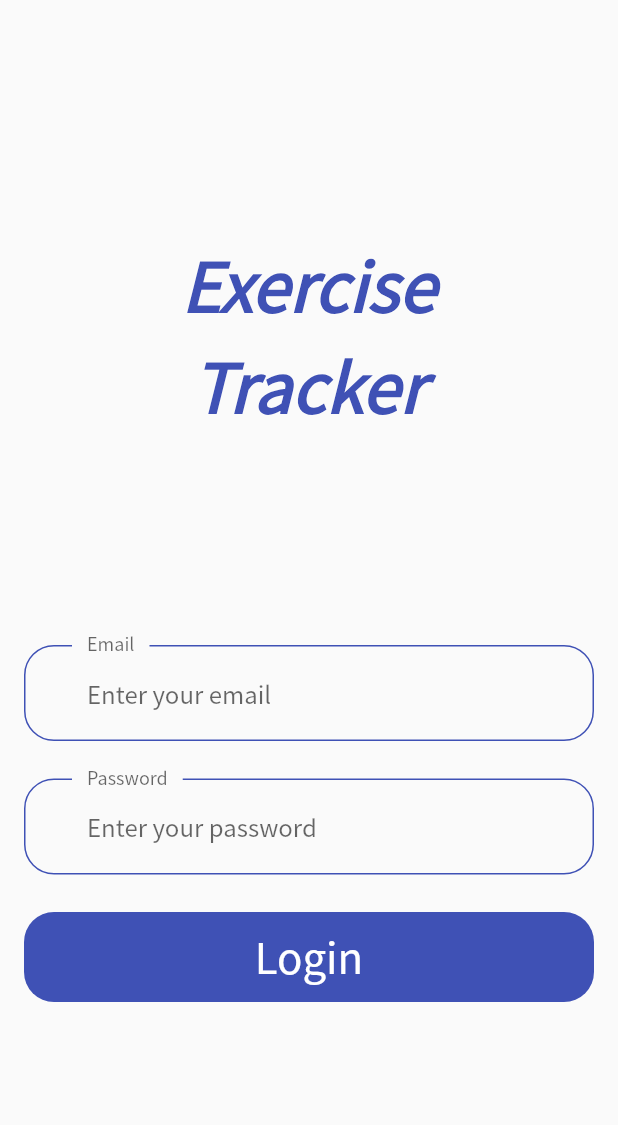
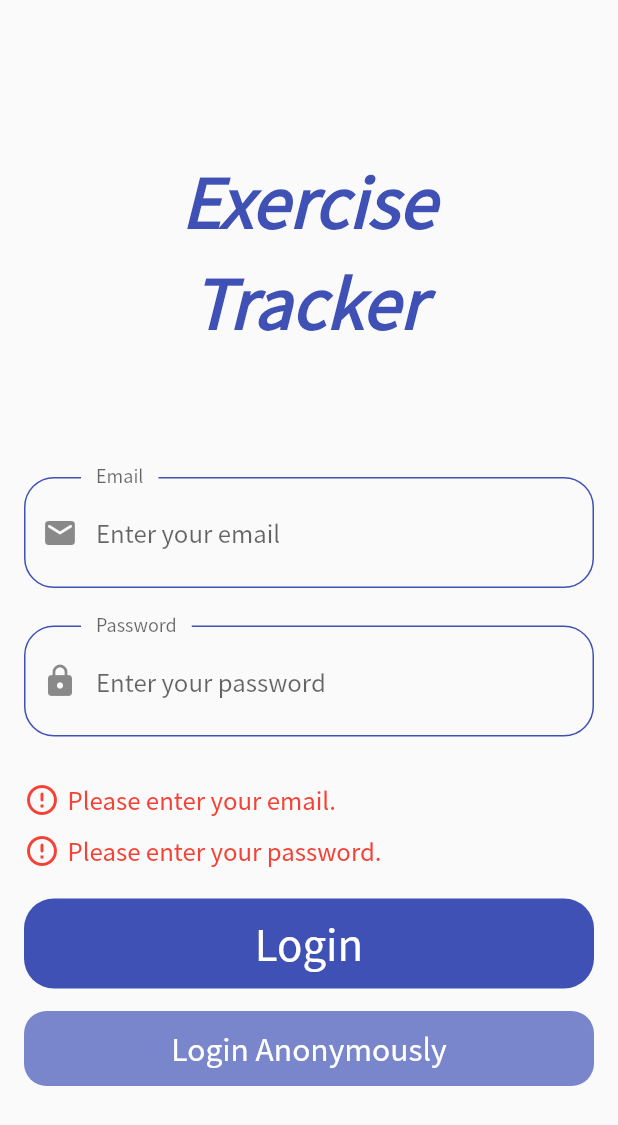
Before and after one commit to sophiathy/fyp_app, a Flutter app: the Login screen opened by its route, after a tap on "Login", on a phone screen of 412 x 824 dp. Shown: the top 1125 px of the screen. Run offline on Flutter 3.47's test engine with Material 2 defaults, Android fonts, the phone set to English and light mode, and no system bars; our stand-ins replace cloud_firestore, firebase_auth, firebase_core, shared_preferences; accounts and stored records are empty; network calls fail.

Commit message:
23/10: - Added prefix icons for input box in Login - Added error messages in constants.dart and they can be shown in Login - Added StreamProvider to check whether the user has logged in or logged out - Added new button for Login Anonymously - Logged in as anonymous and redirect to Home successfully

```diff
--- a/lib/constants.dart
+++ b/lib/constants.dart
@@ -3,20 +3,27 @@ import 'package:flutter/material.dart';
 const kBackground_light = Color(0xFFE1F5FE);
 const kBackground_dark = Colors.black54;
 
+const kPrimaryColor_light = Colors.indigo;
+const kPrimaryColor_dark = Colors.white;
+
 //Sections at Home
 const kSectionBackground_light = Colors.white;
 const kSectionBackground_dark = Color(0xFF212121);
-
-const kTitleColor_light = Colors.indigo;
-//TODO: maybe no use
-const kTitleColor_dark = Colors.white;
 
 //used in Today's Summary
 const kIconBg_light = Color(0xFFEEEEEE);
 const kIconBg_dark = Color(0xFF424242);
 
-//used in login page
-const kInputBoxColor = Colors.indigo;
+//error messages used in loginForm
+const String kEmailNull = "Please enter your email.";
+const String kPasswordNull = "Please enter your password.";
+const String kEmailInvalid = "Invalid email. Please enter again.";
+const String kPasswordInvalid = "Wrong password. Please enter again.";
+
+//error messages used in registerForm
+const String kShortPassword = "Password is too short. Please enter again.";
+const String kMatchPassword = "Password is not match. Please enter again.";
+
 
 /* //not in used
 const kActiveIconColor = Color(0xFFE68342);
--- /dev/null
+++ b/lib/screens/account_auth/errorMessage.dart
@@ -0,0 +1,39 @@
+import 'package:flutter/material.dart';
+
+class ErrorMessage extends StatelessWidget {
+  final List<String> errors;
+
+  const ErrorMessage({
+    Key key,
+    @required this.errors,
+  }) : super(key: key);
+
+  @override
+  Widget build(BuildContext context) {
+    return Column(
+      children: List.generate(errors.length, (index) => warningText(errors[index])),
+    );
+  }
+
+  Padding warningText(String warning) {
+    return Padding(
+    padding: const EdgeInsets.symmetric(vertical: 5.0),
+    child: Row(
+      children: <Widget>[
+        Icon(
+          Icons.error_outline_rounded,
+          color: Colors.red,
+        ),
+        SizedBox(width: 5.0),
+        Text(
+          warning,
+          style: TextStyle(
+            fontSize: 16.0,
+            color: Colors.red,
+          ),
+        ),
+      ],
+    ),
+  );
+  }
+}
--- a/lib/screens/account_auth/loginForm.dart
+++ b/lib/screens/account_auth/loginForm.dart
@@ -1,4 +1,7 @@
 import 'package:flutter/material.dart';
+import 'package:fyp_app/constants.dart';
+import 'package:fyp_app/screens/account_auth/errorMessage.dart';
+import 'package:fyp_app/services/authAccount.dart';
 import 'package:fyp_app/widgets/buttons.dart';
 
 class LoginForm extends StatefulWidget {
@@ -8,13 +11,17 @@ class LoginForm extends StatefulWidget {
 }
 
 class _LoginFormState extends State<LoginForm> {
+  final AuthService _auth = AuthService();
+
   final _formKey = GlobalKey <FormState>();
   final List <String> errors = [];
+
   @override
   Widget build(BuildContext context) {
     return Form(
       key: _formKey,
       child: Column(
+        crossAxisAlignment: CrossAxisAlignment.start,
         children: <Widget>[
           //email field
           TextFormField(
@@ -22,14 +29,18 @@ class _LoginFormState extends State<LoginForm> {
             keyboardType: TextInputType.emailAddress,
             decoration: InputDecoration(
               labelText: "Email",
+              //prefixIcon color based on primaryColor
+              prefixIcon: Icon(
+                Icons.email_rounded,
+              ),
               hintText: "Enter your email",
               //floatingLabel must be added here, it won't work in theme.dart
               floatingLabelBehavior: FloatingLabelBehavior.always,
             ),
             validator: (data){
-              if(data.isEmpty){
+              if(data.isEmpty && !errors.contains(kEmailNull)){
                 setState(() {
-                  errors.add("Please enter your email.");
+                  errors.add(kEmailNull); //if the message is not inside the List "errors", then add
                 });
               }
               return null;
@@ -44,18 +55,64 @@ class _LoginFormState extends State<LoginForm> {
             obscureText: true,
             decoration: InputDecoration(
               labelText: "Password",
+              prefixIcon: Icon(
+                Icons.lock_rounded,
+              ),
               hintText: "Enter your password",
-              //floatingLabel must be added here, it won't work in theme.dart
               floatingLabelBehavior: FloatingLabelBehavior.always,
             ),
+            validator: (data){
+              if(data.isEmpty && !errors.contains(kPasswordNull)){
+                setState(() {
+                  errors.add(kPasswordNull);
+                });
+              }
+              return null;
+            },
           ),
 
           SizedBox(height: 25),
 
+          ErrorMessage(errors: errors),
+
+          SizedBox(height: 15),
+
           //login button
           Buttons(
             name: "Login",
-            press: (){},
+            press: (){
+              if(_formKey.currentState.validate())
+                _formKey.currentState.save();
+            },
+          ),
+
+          SizedBox(height: 15),
+
+          //TODO: Redesign button: login (anonymous)
+          SizedBox(
+            width: double.infinity,
+            height: 50.0,
+            child: FlatButton(
+              color: Colors.indigo[300],
+              shape: RoundedRectangleBorder(borderRadius: BorderRadius.circular(15.0)),
+              onPressed: () async {
+                dynamic getResult = await _auth.signInAnon(); //null or Firebase user
+
+                if(getResult != null){
+                  print("Logged In as");
+                  print(getResult);
+                }else
+                  print("Error while logging in...");
+              },
+              child: Text(
+                "Login Anonymously",
+                style: TextStyle(
+                  fontSize: 20.0,
+                  //TODO: think of the text color for button
+                  color: Colors.white,
+                ),
+              ),
+            ),
           ),
         ],
       ),
--- a/lib/sections/StartExSection.dart
+++ b/lib/sections/StartExSection.dart
@@ -3,12 +3,12 @@ import 'package:fyp_app/constants.dart';
 import 'package:fyp_app/widgets/exerciseBtn.dart';
 
 class StartExSection extends StatelessWidget {
+  final bool modeSwitch;
+
   const StartExSection({
     Key key,
     @required this.modeSwitch,
   }) : super(key: key);
-
-  final bool modeSwitch;
 
   @override
   Widget build(BuildContext context) {
@@ -26,7 +26,7 @@ class StartExSection extends StatelessWidget {
           Text(
             "Start an Exercise".toUpperCase(),
             style: TextStyle(
-              color: modeSwitch? kTitleColor_dark : kTitleColor_light,
+              color: modeSwitch? kPrimaryColor_dark : kPrimaryColor_light,
               fontSize: 20.0,
               fontWeight: FontWeight.bold,
             ),
--- a/lib/sections/SummarySection.dart
+++ b/lib/sections/SummarySection.dart
@@ -2,12 +2,12 @@ import 'package:flutter/material.dart';
 import 'package:fyp_app/constants.dart';
 
 class SummarySection extends StatelessWidget {
+  final bool modeSwitch;
+
   const SummarySection({
     Key key,
     @required this.modeSwitch,
   }) : super(key: key);
-
-  final bool modeSwitch;
 
   @override
   Widget build(BuildContext context) {
@@ -25,7 +25,7 @@ class SummarySection extends StatelessWidget {
           Text(
             "Today's Summary".toUpperCase(),
             style: TextStyle(
-              color: modeSwitch? kTitleColor_dark : kTitleColor_light,
+              color: modeSwitch? kPrimaryColor_dark : kPrimaryColor_light,
               fontSize: 20.0,
               fontWeight: FontWeight.bold,
             ),
--- a/lib/services/authAccount.dart
+++ b/lib/services/authAccount.dart
@@ -3,22 +3,63 @@ import 'package:firebase_auth/firebase_auth.dart';
 class AuthService{
   final FirebaseAuth _auth = FirebaseAuth.instance;
 
+  //Create an object of the custom UserProperties based on User
+  UserProperties _firebaseUser(User u){
+    //if user exists in Firebase, then return uid
+    return u == null ? null : UserProperties(uid: u.uid);
+  }
+
   //login (anonymous)
   Future signInAnon() async{
     try{
       UserCredential result = await _auth.signInAnonymously();
-      User user = result.user;
-      return user;
+      User user = result.user;    //get Firebase user
+      return _firebaseUser(user); //return custom user object
     }catch(e){
       print(e.toString());
       return null;
     }
   }
 
+  //changes between user login and user logout
+  Stream <UserProperties> get user{
+    return _auth.authStateChanges()
+      .map(_firebaseUser);  //map the Firebase user to the custom user model
+  }
+
   //login (email and password)
+  Future signInEmailPassword(String email, String password) async{
+    try{
+      UserCredential result = await _auth.signInWithEmailAndPassword(email: email, password: password);
+      User user = result.user;    //get Firebase user
+      return _firebaseUser(user); //return custom user object
+    }catch(e){
+      print(e.toString());
+      return null;
+    }
+  }
 
-  //sign up (email and password)
+  //register (email and password)
+  Future registerEmailPassword(String email, String password) async{
+    try{
+      UserCredential result = await _auth.createUserWithEmailAndPassword(email: email, password: password);
+      User user = result.user;    //get Firebase user
+      return _firebaseUser(user); //return custom user object
+    }catch(e){
+      print(e.toString());
+      return null;
+    }
+  }
 
   //logout
 
 }
+
+//custom user model
+class UserProperties{
+  final String uid;
+
+  UserProperties({
+    this.uid,
+  });
+}
```
Also changed, not shown: lib/checkLogin.dart (+9 -1 lines), lib/main.dart (+12 -2 lines), lib/theme.dart (+9 -7 lines).
